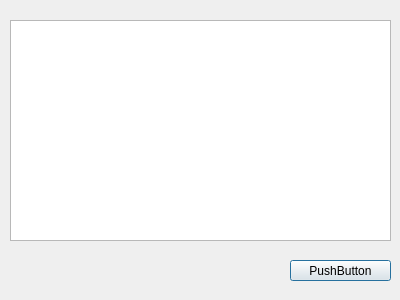
The window that src/qt/UI/About.ui (chuckfairy/Orzabal) describes before a commit, drawn with Qt 5.
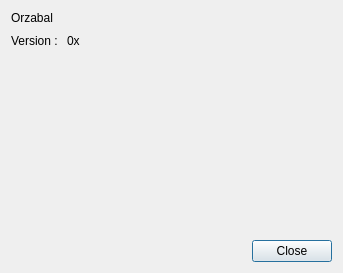
The same window after the commit.

What changed in the file:
```diff
--- a/src/qt/UI/About.ui
+++ b/src/qt/UI/About.ui
@@ -6,36 +6,90 @@
    <rect>
     <x>0</x>
     <y>0</y>
-    <width>400</width>
-    <height>300</height>
+    <width>343</width>
+    <height>273</height>
    </rect>
   </property>
   <property name="windowTitle">
    <string>Dialog</string>
   </property>
-  <widget class="QPushButton" name="pushButton">
-   <property name="geometry">
-    <rect>
-     <x>290</x>
-     <y>260</y>
-     <width>101</width>
-     <height>21</height>
-    </rect>
-   </property>
-   <property name="text">
-    <string>PushButton</string>
-   </property>
-  </widget>
-  <widget class="QTableView" name="tableView">
-   <property name="geometry">
-    <rect>
-     <x>10</x>
-     <y>20</y>
-     <width>381</width>
-     <height>221</height>
-    </rect>
-   </property>
-  </widget>
+  <layout class="QVBoxLayout" name="verticalLayout">
+   <item>
+    <widget class="QLabel" name="label">
+     <property name="text">
+      <string>Orzabal</string>
+     </property>
+    </widget>
+   </item>
+   <item>
+    <layout class="QHBoxLayout" name="horizontalLayout">
+     <item>
+      <widget class="QLabel" name="label_2">
+       <property name="text">
+        <string>Version : </string>
+       </property>
+      </widget>
+     </item>
+     <item>
+      <widget class="QLabel" name="label_3">
+       <property name="text">
+        <string>0x</string>
+       </property>
+      </widget>
+     </item>
+     <item>
+      <spacer name="horizontalSpacer_2">
+       <property name="orientation">
+        <enum>Qt::Horizontal</enum>
+       </property>
+       <property name="sizeHint" stdset="0">
+        <size>
+         <width>40</width>
+         <height>20</height>
+        </size>
+       </property>
+      </spacer>
+     </item>
+    </layout>
+   </item>
+   <item>
+    <spacer name="verticalSpacer">
+     <property name="orientation">
+      <enum>Qt::Vertical</enum>
+     </property>
+     <property name="sizeHint" stdset="0">
+      <size>
+       <width>20</width>
+       <height>162</height>
+      </size>
+     </property>
+    </spacer>
+   </item>
+   <item>
+    <layout class="QHBoxLayout" name="horizontalLayout_2">
+     <item>
+      <spacer name="horizontalSpacer">
+       <property name="orientation">
+        <enum>Qt::Horizontal</enum>
+       </property>
+       <property name="sizeHint" stdset="0">
+        <size>
+         <width>40</width>
+         <height>20</height>
+        </size>
+       </property>
+      </spacer>
+     </item>
+     <item>
+      <widget class="QPushButton" name="pushButton">
+       <property name="text">
+        <string>Close</string>
+       </property>
+      </widget>
+     </item>
+    </layout>
+   </item>
+  </layout>
  </widget>
  <resources/>
  <connections/>
```
